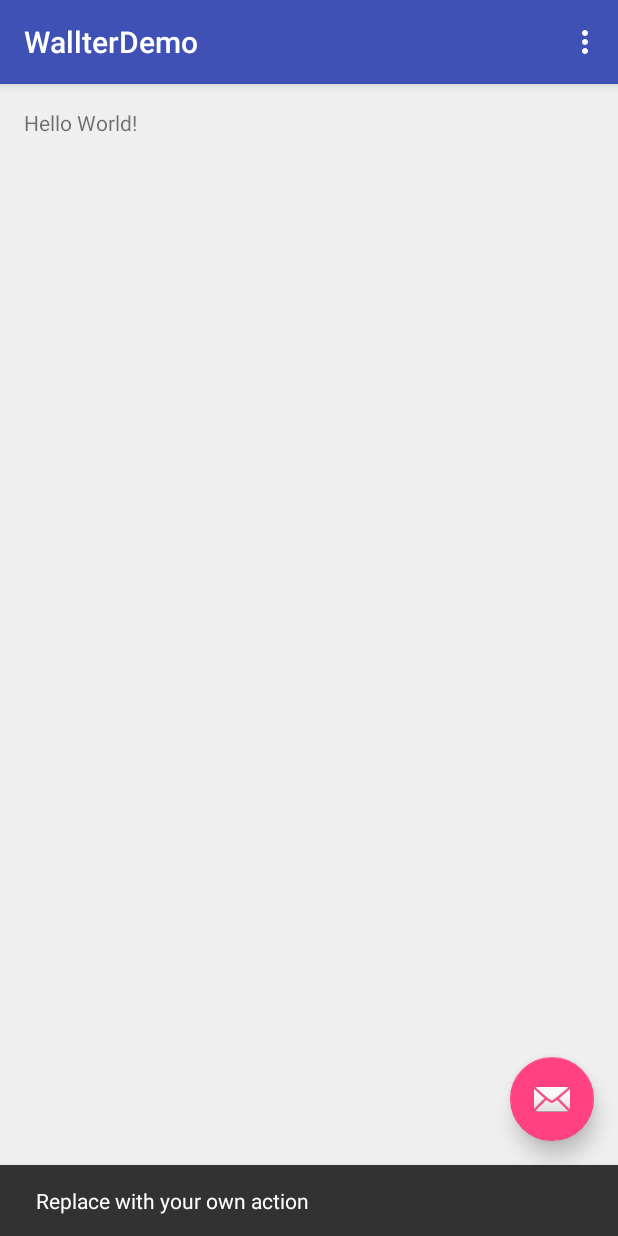
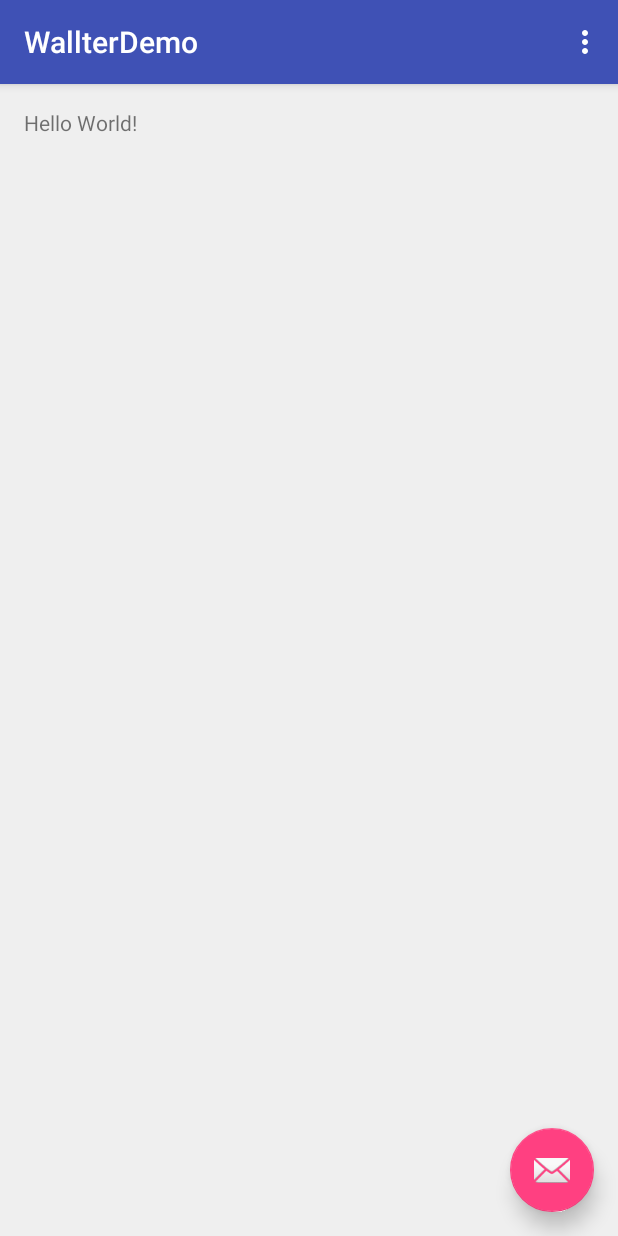
Before and after one commit to Flip-Payments/mundipagg-wallet-android, an Android app: the screen it shows after launch (MainActivity), after a tap on an icon or button, on a phone screen of 412 x 824 dp. Run offline under Robolectric (Android 15) with nearby library versions, the phone set to English and light mode, and no system bars.

Commit message:
Singleton MundipaggAccount

```diff
--- /dev/null
+++ b/app/src/main/java/com/mundipagg/walletdemo/DemoApplication.java
@@ -0,0 +1,19 @@
+package com.mundipagg.walletdemo;
+
+import android.app.Application;
+
+import com.mundipagg.MundipaggWallet;
+
+/**
+ * Created by JGabrielFreitas on 26/09/16.
+ */
+
+public class DemoApplication extends Application {
+
+    @Override
+    public void onCreate() {
+        super.onCreate();
+
+        MundipaggWallet.init(this);
+    }
+}
--- a/app/src/main/java/com/mundipagg/walletdemo/MainActivity.java
+++ b/app/src/main/java/com/mundipagg/walletdemo/MainActivity.java
@@ -5,9 +5,12 @@ import android.support.design.widget.FloatingActionButton;
 import android.support.design.widget.Snackbar;
 import android.support.v7.app.AppCompatActivity;
 import android.support.v7.widget.Toolbar;
+import android.util.Log;
 import android.view.View;
 import android.view.Menu;
 import android.view.MenuItem;
+
+import com.mundipagg.MundipaggAccount;
 
 public class MainActivity extends AppCompatActivity {
 
@@ -22,8 +25,6 @@ public class MainActivity extends AppCompatActivity {
         fab.setOnClickListener(new View.OnClickListener() {
             @Override
             public void onClick(View view) {
-                Snackbar.make(view, "Replace with your own action", Snackbar.LENGTH_LONG)
-                        .setAction("Action", null).show();
             }
         });
     }
--- /dev/null
+++ b/walletsdk/src/main/java/com/mundipagg/MundipaggAccount.java
@@ -0,0 +1,32 @@
+package com.mundipagg;
+
+import java.text.SimpleDateFormat;
+import java.util.Calendar;
+
+/**
+ * Created by JGabrielFreitas on 26/09/16.
+ */
+public class MundipaggAccount {
+
+    private String accessToken;
+
+    private static MundipaggAccount ourInstance = new MundipaggAccount();
+
+    /**
+     *
+     * */
+    public static MundipaggAccount getInstance() {
+        return ourInstance;
+    }
+
+    private MundipaggAccount() {
+    }
+
+    public String getAccessToken() {
+        return accessToken;
+    }
+
+    public void setAccessToken(String accessToken) {
+        this.accessToken = accessToken;
+    }
+}
--- /dev/null
+++ b/walletsdk/src/main/java/com/mundipagg/MundipaggWallet.java
@@ -0,0 +1,37 @@
+package com.mundipagg;
+
+import android.content.Context;
+import android.content.pm.ApplicationInfo;
+import android.content.pm.PackageManager;
+import android.util.Log;
+
+import static android.content.pm.PackageManager.GET_META_DATA;
+
+/**
+ * Created by JGabrielFreitas on 26/09/16.
+ */
+
+public class MundipaggWallet {
+
+    public static void init(Context context) {
+
+        // configure mundipagg account
+        MundipaggAccount.getInstance().setAccessToken(getAccessToken(context));
+
+        Log.e("MundipaggAccount", MundipaggAccount.getInstance().toString());
+    }
+
+    private static String getAccessToken(Context context) {
+
+        try {
+
+            ApplicationInfo applicationInfo = context.getPackageManager().getApplicationInfo(context.getPackageName(), GET_META_DATA);
+            return (String) applicationInfo.metaData.get("MundipaggAccount");
+
+        } catch (PackageManager.NameNotFoundException e) {
+            e.printStackTrace();
+            return null;
+        }
+    }
+
+}
```
Also changed, not shown: app/src/main/AndroidManifest.xml (+6 -2 lines).
